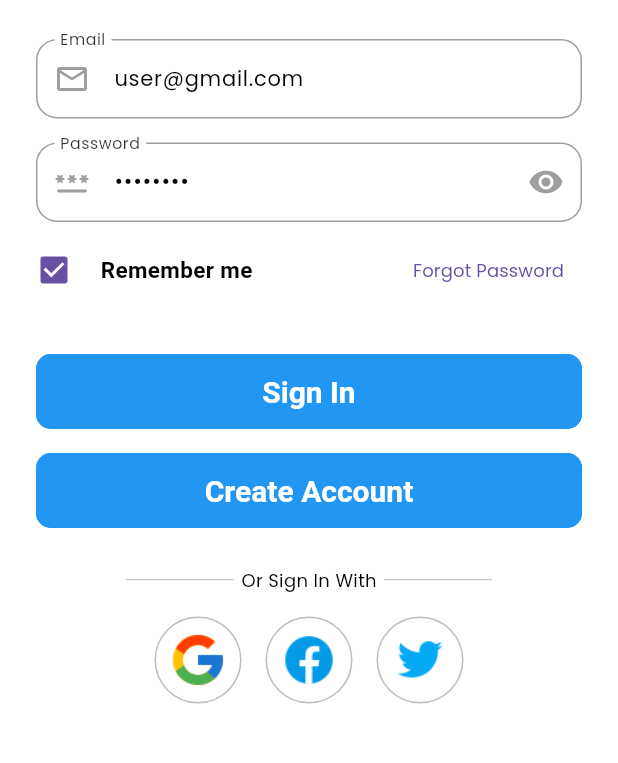
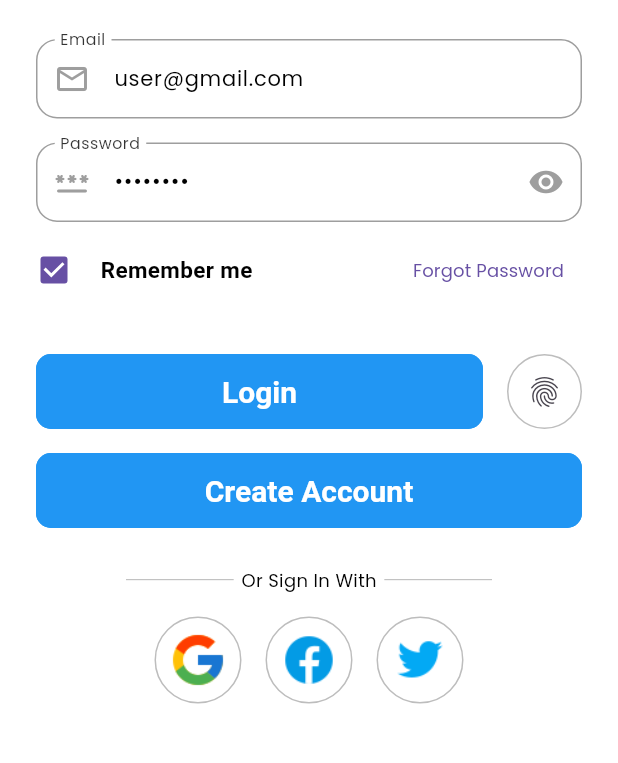
Before and after one commit to KeharSr/lensify-flutter, a Flutter app: the screen it shows after launch, on a phone screen of 412 x 824 dp, the part 420-1183 px from its top. Run offline on Flutter 3.47's test engine with Material 3 defaults, Android fonts, the phone set to English and light mode, and no system bars; our stand-ins replace carousel_slider, connectivity_plus, dartz, dio, equatable, flutter_riverpod and 5 more; accounts and stored records are empty; Roboto replaces fonts that are missing (Poppins-SemiBold).

Commit message:
fingerprint sensor added

```diff
--- a/lib/app/app.dart
+++ b/lib/app/app.dart
@@ -1,7 +1,11 @@
+
 import 'package:final_assignment/app/navigator_key/navigator_key.dart';
 import 'package:final_assignment/features/splash/presentation/view/splash_view.dart';
+
 import 'package:final_assignment/theme/theme_data.dart';
 import 'package:flutter/material.dart';
+
+import '../features/conectivity/conectivity.dart';
 
 class App extends StatelessWidget {
   const App({super.key});
@@ -14,7 +18,7 @@ class App extends StatelessWidget {
       themeMode: ThemeMode.system,
       theme: KAppTheme.lightTheme,
       darkTheme: KAppTheme.darkTheme,
-      home: const SplashView(),
+      home:  SplashView(),
     );
   }
 }
--- a/lib/features/auth/data/data_source/local/auth_local_data_source.dart
+++ b/lib/features/auth/data/data_source/local/auth_local_data_source.dart
@@ -4,7 +4,6 @@ import 'package:final_assignment/core/networking/local/hive_service.dart';
 import 'package:final_assignment/features/auth/data/model/auth_hive_model.dart';
 import 'package:final_assignment/features/auth/domain/entity/auth_entity.dart';
 import 'package:flutter_riverpod/flutter_riverpod.dart';
-
 
 final authLocalDataSourceProvider = Provider(
   (ref) => AuthLocalDataSource(
@@ -39,4 +38,6 @@ class AuthLocalDataSource {
       return Left(Failure(error: e.toString()));
     }
   }
+
+// currentUser
 }
--- a/lib/features/auth/data/repository/auth_local_repository.dart
+++ b/lib/features/auth/data/repository/auth_local_repository.dart
@@ -1,4 +1,4 @@
-import 'dart:io';
+
 
 import 'package:dartz/dartz.dart';
 import 'package:final_assignment/core/common/failure/failure.dart';
@@ -36,4 +36,6 @@ class AuthLocalRepository implements IAuthRepository {
   }
 
 
+
+
 }
--- a/lib/features/auth/presentation/view/login_view.dart
+++ b/lib/features/auth/presentation/view/login_view.dart
@@ -85,7 +85,7 @@ class _LoginViewState extends ConsumerState<LoginView> {
                           if (value!.isEmpty) {
                             return 'Enter your password';
                           }
-                          if (value.length < 4) {
+                          if (value.length < 6) {
                             return 'Password must be at least 6 characters';
                           }
 
@@ -136,9 +136,13 @@ class _LoginViewState extends ConsumerState<LoginView> {
                         ],
                       ),
                       const SizedBox(height: 32),
-                      MyButton(
-                        backgroundColor: const Color.fromARGB(255, 2, 141, 255),
-                        text: "Sign In",
+                      Row(
+                        children: [
+                          Expanded(
+                            child: MyButton(
+                              backgroundColor:
+                                  const Color.fromARGB(255, 2, 141, 255),
+                              text: "Login",
                               onPressed: () async {
                                 if (_formKey.currentState!.validate()) {
                                   await ref
@@ -149,6 +153,23 @@ class _LoginViewState extends ConsumerState<LoginView> {
                                       );
                                 }
                               },
+                            ),
+                          ),
+                          const SizedBox(width: 16),
+                          Container(
+                            decoration: BoxDecoration(
+                              border: Border.all(color: Colors.grey.shade400),
+                              borderRadius: BorderRadius.circular(100),
+                            ),
+                            child: IconButton(
+                                icon: const Icon(Icons.fingerprint),
+                                onPressed: () async {
+                                  await ref
+                                      .read(authViewModelProvider.notifier)
+                                      .authenticateWithBiometrics();
+                                }),
+                          ),
+                        ],
                       ),
                       const SizedBox(height: 16),
                       MyButton(
--- a/pubspec.yaml
+++ b/pubspec.yaml
@@ -52,7 +52,8 @@ dependencies:
   lottie: ^3.1.1
   font_awesome_flutter: ^10.7.0
   carousel_slider: ^4.2.1
-
+  connectivity_plus: ^4.0.1
+  local_auth: ^2.2.0
 
 
 
```
Also changed, not shown: lib/app/constants/api_endpoint.dart (+4 -4 lines), lib/core/common/provider/internet_connectivity.dart (added, +33 -0 lines), lib/features/auth/domain/repository/auth_repository.dart (+11 -1 lines), lib/features/auth/presentation/viewmodel/auth_view_model.dart (+128 -0 lines), lib/features/conectivity/conectivity.dart (added, +69 -0 lines), lib/features/feedback/presentation/view/feeback_view.dart (added, +22 -0 lines), pubspec.lock, 4 other files. Lines whose indentation alone changed are shown as unchanged.
